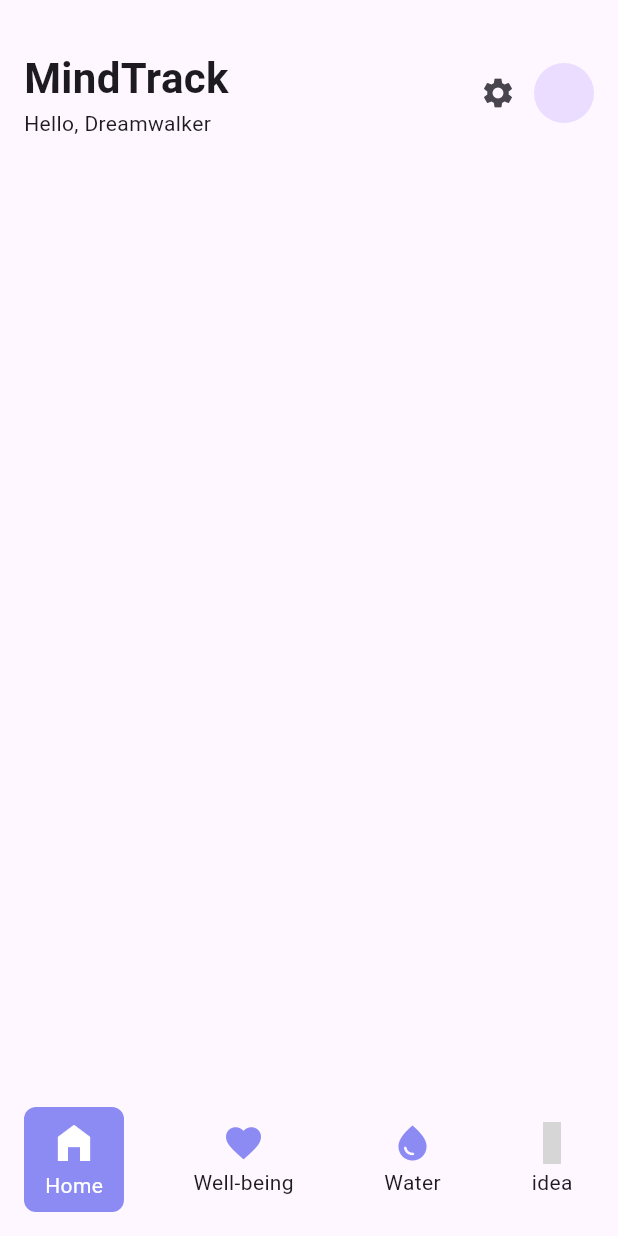
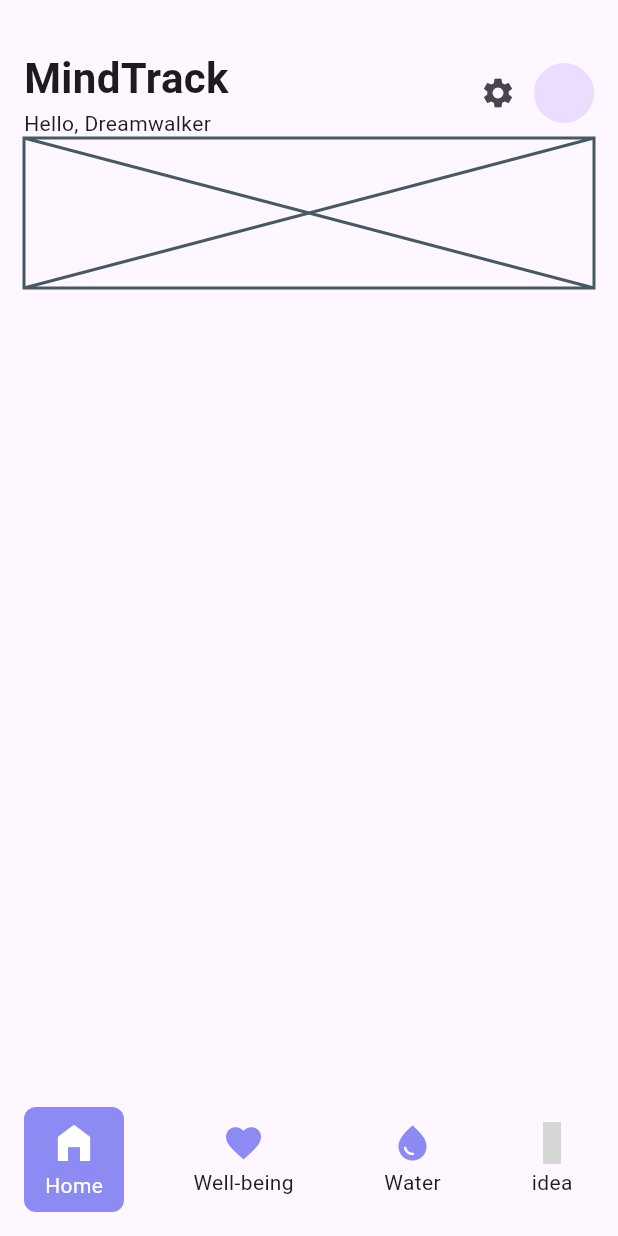
Before and after one commit to JAICHANGPARK/flutter_notebook_chapter_43, a Flutter app: the HabitJournalMainScreen screen opened directly, on a phone screen of 412 x 824 dp. Run offline on Flutter 3.47's test engine with Material 3 defaults, Android fonts, the phone set to English and light mode, and no system bars; our stand-ins replace gap, hugeicons; grey boxes are pictures that could not be loaded.

Commit message:
Update habit_journal_home_screen.dart

```diff
--- a/lib/ep2173_habit_journal_app/ui/home/habit_journal_home_screen.dart
+++ b/lib/ep2173_habit_journal_app/ui/home/habit_journal_home_screen.dart
@@ -41,6 +41,11 @@ class _HabitJournalHomeScreenState extends State<HabitJournalHomeScreen> {
               ],
             ),
 
+            Container(
+              height: 100,
+              child: Placeholder(),
+            )
+
           ],
         ),
       ),
```
